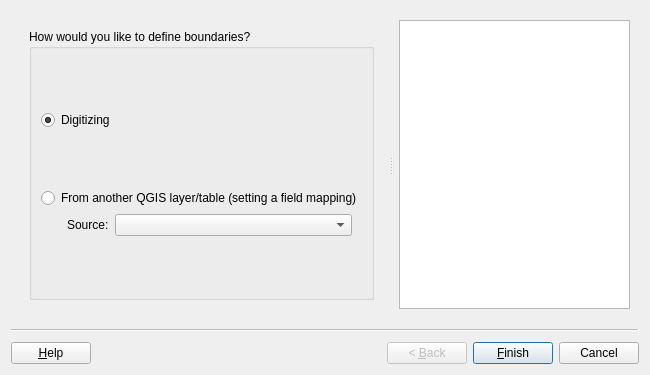
Before: the Qt Designer form asistente_ladm_col/ui/wiz_create_boundaries_cadastre.ui in SwissTierrasColombia/Asistente-LADM-COL, drawn with Qt 5.
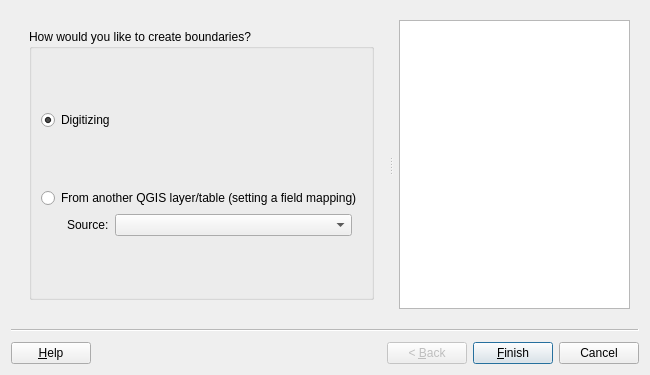
After: the same form once the commit is applied. Custom widgets are drawn as their Qt base class.

Commit message: [i18n] Adjust some class names and update README for translation instructions

```diff
--- a/asistente_ladm_col/ui/wiz_create_boundaries_cadastre.ui
+++ b/asistente_ladm_col/ui/wiz_create_boundaries_cadastre.ui
@@ -64,7 +64,7 @@
         <item row="0" column="0">
          <widget class="QGroupBox" name="gbx_page_1">
           <property name="title">
-           <string>How would you like to define boundaries?</string>
+           <string>How would you like to create boundaries?</string>
           </property>
           <layout class="QGridLayout" name="gridLayout_3">
            <item row="4" column="0">
```
The commit also changes 2 other files.
